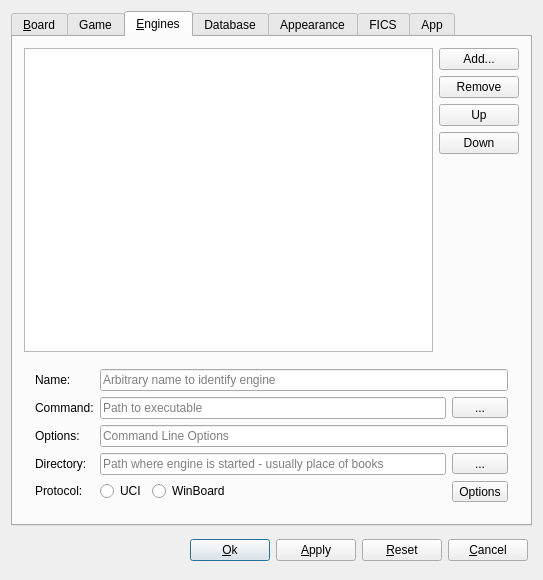
First picture: the form in src/gui/preferences.ui, repository madnight/chessx, before the edit.
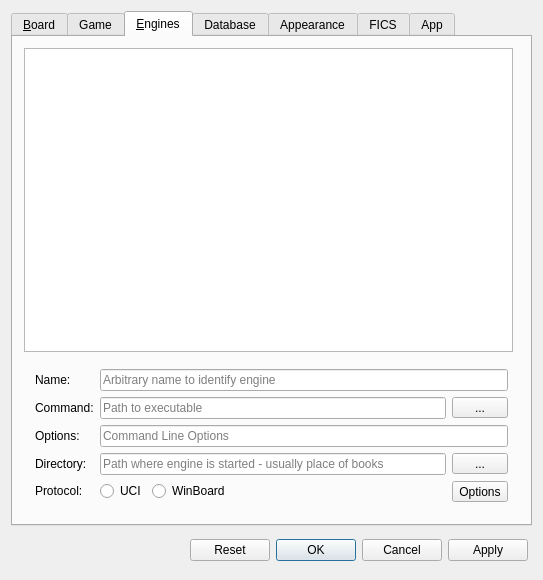
Second picture: the form after the edit. The open tabs and pages were chosen to show the change. Icons and pictures are not drawn. Custom widgets are drawn as their Qt base class.

Commit message: Refactor groups of push buttons via ButtonBoxes

What changed in the file:
```diff
--- a/src/gui/preferences.ui
+++ b/src/gui/preferences.ui
@@ -482,6 +482,36 @@
        <string>&amp;Engines</string>
       </attribute>
       <layout class="QGridLayout">
+       <item row="0" column="0">
+        <layout class="QHBoxLayout" name="horizontalLayout_6">
+         <item>
+          <widget class="QListWidget" name="engineList">
+           <property name="editTriggers">
+            <set>QAbstractItemView::NoEditTriggers</set>
+           </property>
+           <property name="dragEnabled">
+            <bool>false</bool>
+           </property>
+           <property name="movement">
+            <enum>QListView::Static</enum>
+           </property>
+           <property name="sortingEnabled">
+            <bool>false</bool>
+           </property>
+          </widget>
+         </item>
+         <item>
+          <widget class="QDialogButtonBox" name="buttonBoxEngines">
+           <property name="orientation">
+            <enum>Qt::Vertical</enum>
+           </property>
+           <property name="standardButtons">
+            <set>QDialogButtonBox::NoButton</set>
+           </property>
+          </widget>
+         </item>
+        </layout>
+       </item>
        <item row="1" column="0">
         <widget class="QWidget" name="engineEditWidget" native="true">
          <property name="sizePolicy">
@@ -656,67 +686,6 @@
          </layout>
         </widget>
        </item>
-       <item row="0" column="0">
-        <layout class="QGridLayout" name="gridLayout5">
-         <item row="3" column="1">
-          <widget class="QPushButton" name="engineDownButton">
-           <property name="text">
-            <string>Down</string>
-           </property>
-          </widget>
-         </item>
-         <item row="0" column="0" rowspan="5">
-          <widget class="QListWidget" name="engineList">
-           <property name="editTriggers">
-            <set>QAbstractItemView::NoEditTriggers</set>
-           </property>
-           <property name="dragEnabled">
-            <bool>false</bool>
-           </property>
-           <property name="movement">
-            <enum>QListView::Static</enum>
-           </property>
-           <property name="sortingEnabled">
-            <bool>false</bool>
-           </property>
-          </widget>
-         </item>
-         <item row="1" column="1">
-          <widget class="QPushButton" name="deleteEngineButton">
-           <property name="text">
-            <string>Remove</string>
-           </property>
-          </widget>
-         </item>
-         <item row="0" column="1">
-          <widget class="QPushButton" name="addEngineButton">
-           <property name="text">
-            <string>Add...</string>
-           </property>
-          </widget>
-         </item>
-         <item row="4" column="1">
-          <spacer name="horizontalSpace1">
-           <property name="orientation">
-            <enum>Qt::Vertical</enum>
-           </property>
-           <property name="sizeHint" stdset="0">
-            <size>
-             <width>20</width>
-             <height>40</height>
-            </size>
-           </property>
-          </spacer>
-         </item>
-         <item row="2" column="1">
-          <widget class="QPushButton" name="engineUpButton">
-           <property name="text">
-            <string>Up</string>
-           </property>
-          </widget>
-         </item>
-        </layout>
-       </item>
       </layout>
      </widget>
      <widget class="QWidget" name="tabAdvanced">
@@ -1334,36 +1303,9 @@
       </spacer>
      </item>
      <item>
-      <widget class="QPushButton" name="okButton">
-       <property name="text">
-        <string>&amp;Ok</string>
-       </property>
-       <property name="default">
-        <bool>true</bool>
-       </property>
-      </widget>
-     </item>
-     <item>
-      <widget class="QPushButton" name="applyButton">
-       <property name="text">
-        <string>&amp;Apply</string>
-       </property>
-       <property name="default">
-        <bool>false</bool>
-       </property>
-      </widget>
-     </item>
-     <item>
-      <widget class="QPushButton" name="resetButton">
-       <property name="text">
-        <string>&amp;Reset</string>
-       </property>
-      </widget>
-     </item>
-     <item>
-      <widget class="QPushButton" name="cancelButton">
-       <property name="text">
-        <string>&amp;Cancel</string>
+      <widget class="QDialogButtonBox" name="buttonBox">
+       <property name="standardButtons">
+        <set>QDialogButtonBox::Apply|QDialogButtonBox::Cancel|QDialogButtonBox::Ok|QDialogButtonBox::Reset</set>
        </property>
       </widget>
      </item>
```
Left out of the diff: 8 changed lines with no effect on the pictures. The commit also changes 29 other files.
